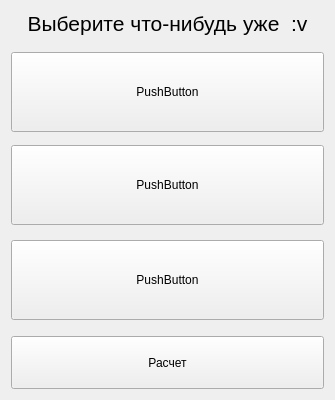
This is forms/mainselectform.ui in MrModez/Wasteland as Qt 5 draws it before an edit. The edited form follows.
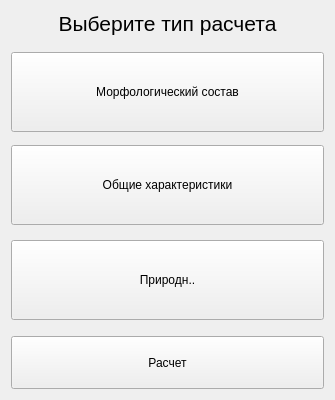
This is the edited form.

Patch:
```diff
--- a/forms/mainselectform.ui
+++ b/forms/mainselectform.ui
@@ -42,7 +42,7 @@
         </font>
        </property>
        <property name="text">
-        <string>Выберите что-нибудь уже  :v</string>
+        <string>Выберите тип расчета</string>
        </property>
        <property name="alignment">
         <set>Qt::AlignCenter</set>
@@ -86,7 +86,7 @@
         </size>
        </property>
        <property name="text">
-        <string>PushButton</string>
+        <string>Морфологический состав</string>
        </property>
       </widget>
      </item>
@@ -112,7 +112,7 @@
         </sizepolicy>
        </property>
        <property name="text">
-        <string>PushButton</string>
+        <string>Общие характеристики</string>
        </property>
       </widget>
      </item>
@@ -138,7 +138,7 @@
         </sizepolicy>
        </property>
        <property name="text">
-        <string>PushButton</string>
+        <string>Природн..</string>
        </property>
       </widget>
      </item>
```
